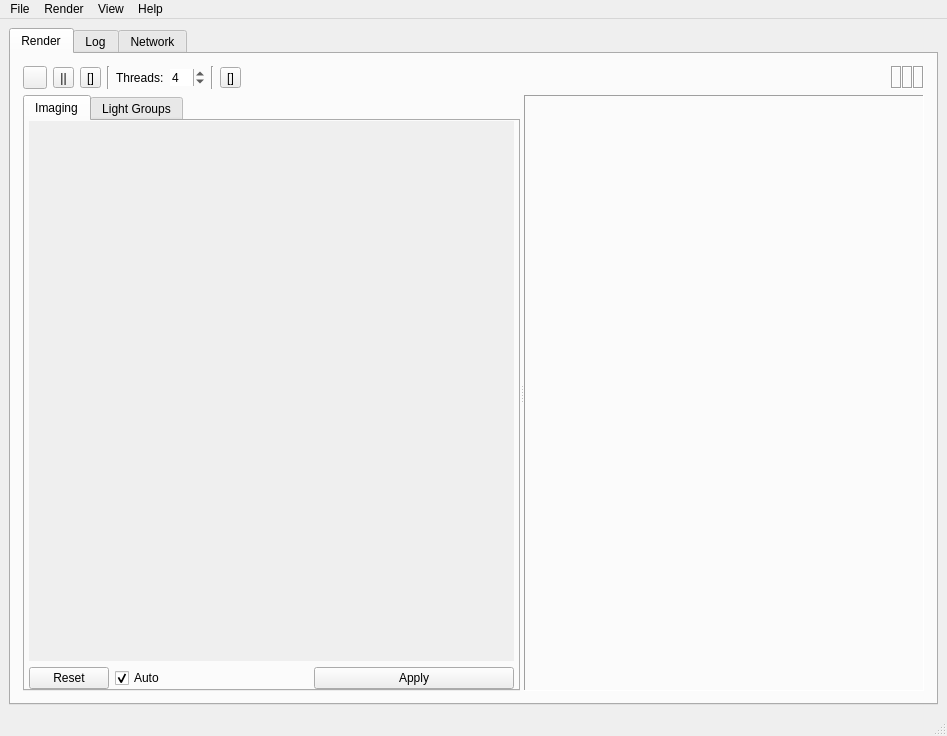
Before: the Qt Designer form qtgui/luxrender.ui in sungsoo/luxrender-lux, drawn with Qt 5.
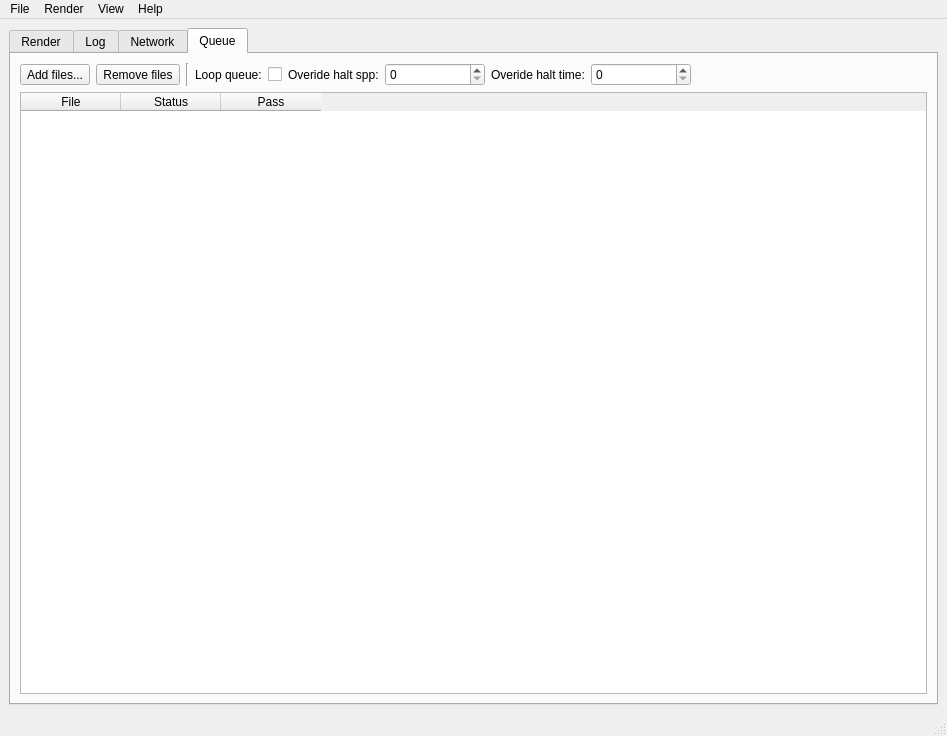
After: the same form once the commit is applied. The open tabs and pages were chosen to show the change. Icons and pictures are not drawn.

Commit message: Added simple rendering queue to GUI.

```diff
--- a/qtgui/luxrender.ui
+++ b/qtgui/luxrender.ui
@@ -703,6 +703,199 @@
         </item>
        </layout>
       </widget>
+       <widget class="QWidget" name="tab_queue">
+         <property name="sizePolicy">
+           <sizepolicy hsizetype="Expanding" vsizetype="Expanding">
+             <horstretch>0</horstretch>
+             <verstretch>0</verstretch>
+           </sizepolicy>
+         </property>
+         <attribute name="icon">
+           <iconset resource="icons.qrc">
+             <normaloff>:/icons/networktabicon.png</normaloff>:/icons/networktabicon.png
+           </iconset>
+         </attribute>
+         <attribute name="title">
+           <string>Queue</string>
+         </attribute>
+         <layout class="QGridLayout" name="gridLayout_13">
+           <item row="1" column="0">
+             <layout class="QHBoxLayout" name="horizontalLayout_6">
+               <item>
+                 <widget class="QToolButton" name="button_addQueueFiles">
+                   <property name="toolTip">
+                     <string>Add files to queue</string>
+                   </property>
+                   <property name="text">
+                     <string>Add files...</string>
+                   </property>
+                   <property name="icon">
+                     <iconset resource="icons.qrc">
+                       <normaloff>:/icons/plusicon.png</normaloff>:/icons/plusicon.png
+                     </iconset>
+                   </property>
+                   <property name="toolButtonStyle">
+                     <enum>Qt::ToolButtonTextBesideIcon</enum>
+                   </property>
+                 </widget>
+               </item>
+               <item>
+                 <widget class="QToolButton" name="button_removeQueueFiles">
+                   <property name="toolTip">
+                     <string>Remove selected files from queue</string>
+                   </property>
+                   <property name="text">
+                     <string>Remove files</string>
+                   </property>
+                   <property name="icon">
+                     <iconset resource="icons.qrc">
+                       <normaloff>:/icons/minusicon.png</normaloff>:/icons/minusicon.png
+                     </iconset>
+                   </property>
+                 </widget>
+               </item>
+               <item>
+                 <widget class="Line" name="line_4">
+                   <property name="orientation">
+                     <enum>Qt::Vertical</enum>
+                   </property>
+                 </widget>
+               </item>
+               <item>
+                 <widget class="QLabel" name="label_loopQueue">
+                   <property name="text">
+                     <string>Loop queue:</string>
+                   </property>
+                   <property name="buddy">
+                     <cstring>checkBox_loopQueue</cstring>
+                   </property>
+                 </widget>
+               </item>
+               <item>
+                 <widget class="QCheckBox" name="checkBox_loopQueue">
+                   <property name="toolTip">
+                     <string>Continuously loop queue</string>
+                   </property>
+                 </widget>
+               </item>
+               <item>
+                 <widget class="QLabel" name="label_overrideHaltSpp">
+                   <property name="text">
+                     <string>Overide halt spp:</string>
+                   </property>
+                   <property name="buddy">
+                     <cstring>spinBox_overrideHaltSpp</cstring>
+                   </property>
+                 </widget>
+               </item>
+               <item>
+                 <widget class="QSpinBox" name="spinBox_overrideHaltSpp">
+                   <property name="minimumSize">
+                     <size>
+                       <width>100</width>
+                       <height>0</height>
+                     </size>
+                   </property>
+                   <property name="toolTip">
+                     <string>Override halt sample-per-pixel condition, or zero to disable</string>
+                   </property>
+                   <property name="maximum">
+                     <number>10000</number>
+                   </property>
+                   <property name="minimum">
+                     <number>0</number>
+                   </property>
+                   <property name="value">
+                     <number>0</number>
+                   </property>
+                   <property name="singleStep">
+                     <number>50</number>
+                   </property>
+                 </widget>
+               </item>
+               <item>
+                 <widget class="QLabel" name="label_overrideHaltTime">
+                   <property name="text">
+                     <string>Overide halt time:</string>
+                   </property>
+                   <property name="buddy">
+                     <cstring>spinBox_overrideHaltTime</cstring>
+                   </property>
+                 </widget>
+               </item>
+               <item>
+                 <widget class="QSpinBox" name="spinBox_overrideHaltTime">
+                   <property name="minimumSize">
+                     <size>
+                       <width>100</width>
+                       <height>0</height>
+                     </size>
+                   </property>
+                   <property name="toolTip">
+                     <string>Override halt time condition (seconds), or zero to disable</string>
+                   </property>
+                   <property name="maximum">
+                     <number>86400</number>
+                   </property>
+                   <property name="minimum">
+                     <number>0</number>
+                   </property>
+                   <property name="value">
+                     <number>0</number>
+                   </property>
+                   <property name="singleStep">
+                     <number>120</number>
+                   </property>
+                 </widget>
+               </item>
+               <item>
+                 <spacer name="horizontalSpacer1">
+                   <property name="orientation">
+                     <enum>Qt::Horizontal</enum>
+                   </property>
+                   <property name="sizeType">
+                     <enum>QSizePolicy::MinimumExpanding</enum>
+                   </property>
+                   <property name="sizeHint" stdset="0">
+                     <size>
+                       <width>0</width>
+                       <height>0</height>
+                     </size>
+                   </property>
+                 </spacer>
+               </item>
+             </layout>
+           </item>
+           <item row="2" column="0">
+             <widget class="QTableWidget" name="table_queue">
+               <property name="editTriggers">
+                 <set>QAbstractItemView::NoEditTriggers</set>
+               </property>
+               <property name="selectionBehavior">
+                 <enum>QAbstractItemView::SelectRows</enum>
+               </property>
+               <property name="wordWrap">
+                 <bool>true</bool>
+               </property>
+               <column>
+                 <property name="text">
+                   <string>File</string>
+                 </property>
+               </column>
+               <column>
+                 <property name="text">
+                   <string>Status</string>
+                 </property>
+               </column>
+               <column>
+                 <property name="text">
+                   <string>Pass</string>
+                 </property>
+               </column>
+             </widget>
+           </item>
+         </layout>
+       </widget>
      </widget>
     </item>
    </layout>
```
The commit also changes 2 other files.
